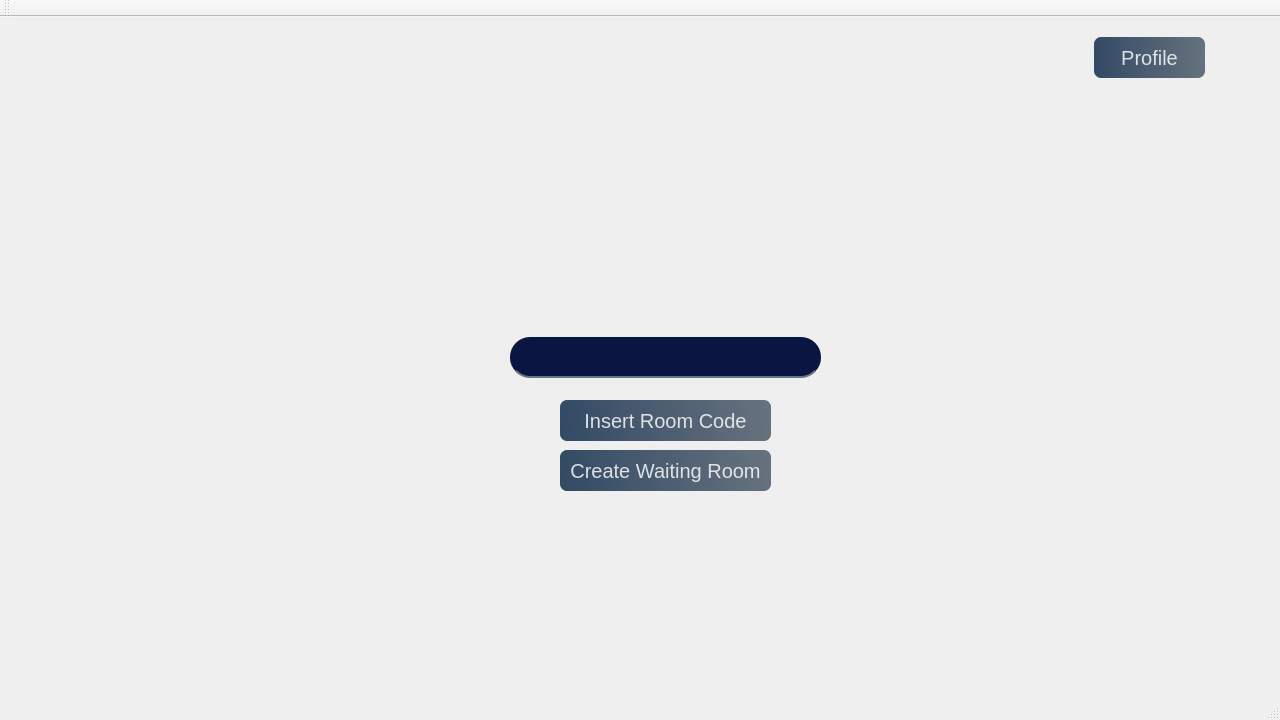
First picture: the form in Scribble/Scribble/JoinRoom.ui, repository PopescuFilip/Scribble, before the edit.
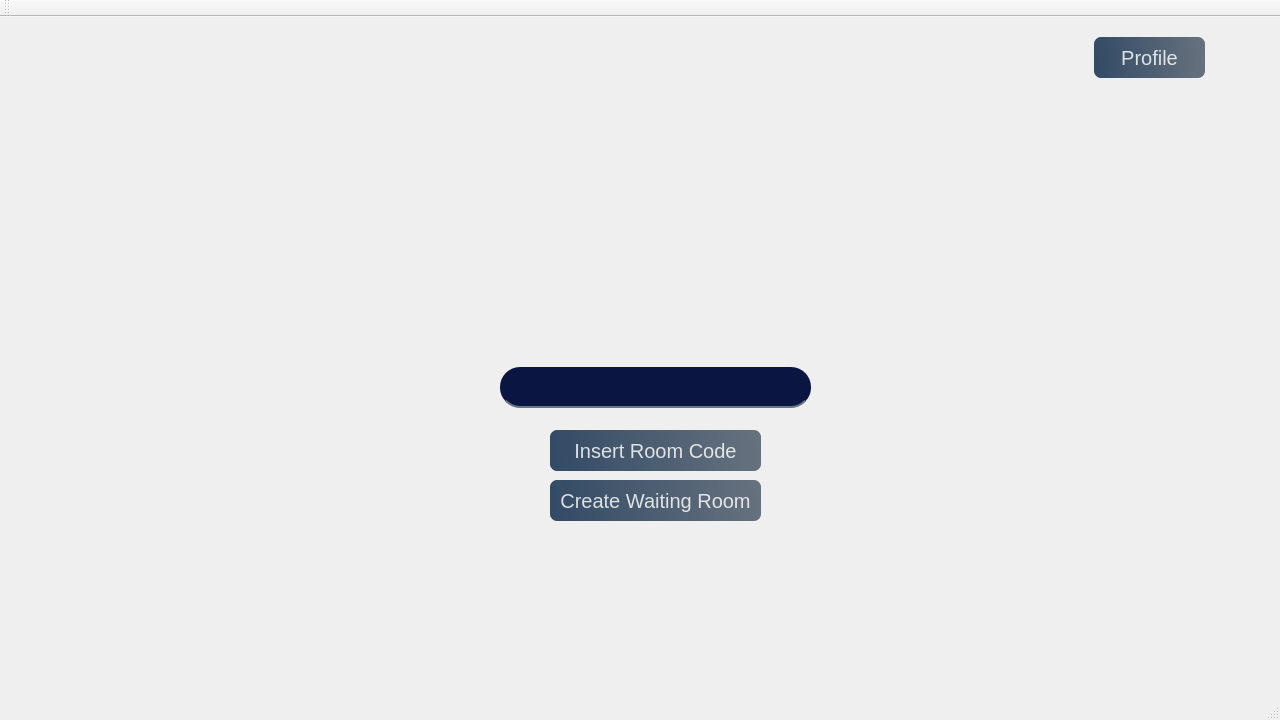
Second picture: the form after the edit.

Commit message: Changed the background picture from JoinRoom

Diff of the .ui file:
```diff
--- a/Scribble/Scribble/JoinRoom.ui
+++ b/Scribble/Scribble/JoinRoom.ui
@@ -17,8 +17,8 @@
    <widget class="QWidget" name="widget" native="true">
     <property name="geometry">
      <rect>
-      <x>500</x>
-      <y>290</y>
+      <x>490</x>
+      <y>320</y>
       <width>341</width>
       <height>201</height>
      </rect>
```
The commit also changes 2 other files.
